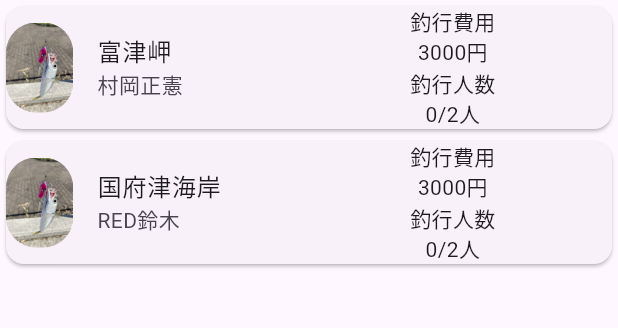
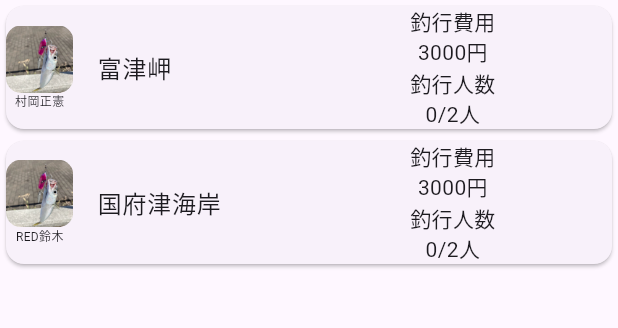
Before and after one commit to Kota049/lure_link, a Flutter app: the screen it shows after launch, on a phone screen of 412 x 824 dp, the part 84-412 px from its top. Run offline on Flutter 3.47's test engine with Material 2 defaults, Android fonts, the light colour scheme and no system bars.

Commit message:
image get square and username move under image

```diff
--- a/lure_link_flutter/lib/main.dart
+++ b/lure_link_flutter/lib/main.dart
@@ -5,7 +5,6 @@
 }
 
 class MyApp extends StatelessWidget {
-
   const MyApp({super.key});
 
   // This widget is the root of your application.
@@ -53,20 +52,30 @@
       children: <Widget>[
         Flexible(
           flex: 1,
-          fit:FlexFit.loose,
-          child: ClipRRect(
-            borderRadius: BorderRadius.circular(20), // Image border
-            child: SizedBox.fromSize(
-              size: const Size.fromRadius(30), // Image radius
-              child: Image.asset('images/saba.png', fit: BoxFit.cover),
-            ),
+          fit: FlexFit.tight,
+          child: Column(
+            children: [
+              ClipRRect(
+                borderRadius: BorderRadius.circular(10), // Image border
+                child: AspectRatio(
+                    aspectRatio: 1/1,
+                    child: Image.asset('images/saba.png', fit: BoxFit.cover)),
+              ),
+              SizedBox(
+                  width: double.infinity,
+                  child: Center(
+                    child: Text(user,
+                    style: const TextStyle(
+                      fontSize: 8
+                    ),),
+                  ))
+            ],
           ),
         ),
         Flexible(
           flex: 5,
           fit: FlexFit.loose,
           child: ListTile(
-            subtitle: Text(user),
             title: Text(title),
           ),
         ),
@@ -74,14 +83,8 @@
           flex: 3,
           fit: FlexFit.loose,
           child: Column(
-            children: [
-              Text("釣行費用"),
-              Text("3000円"),
-              Text("釣行人数"),
-              Text("0/2人")
-            ],
+            children: [Text("釣行費用"), Text("3000円"), Text("釣行人数"), Text("0/2人")],
           ),
-
         )
       ],
     ));
```
